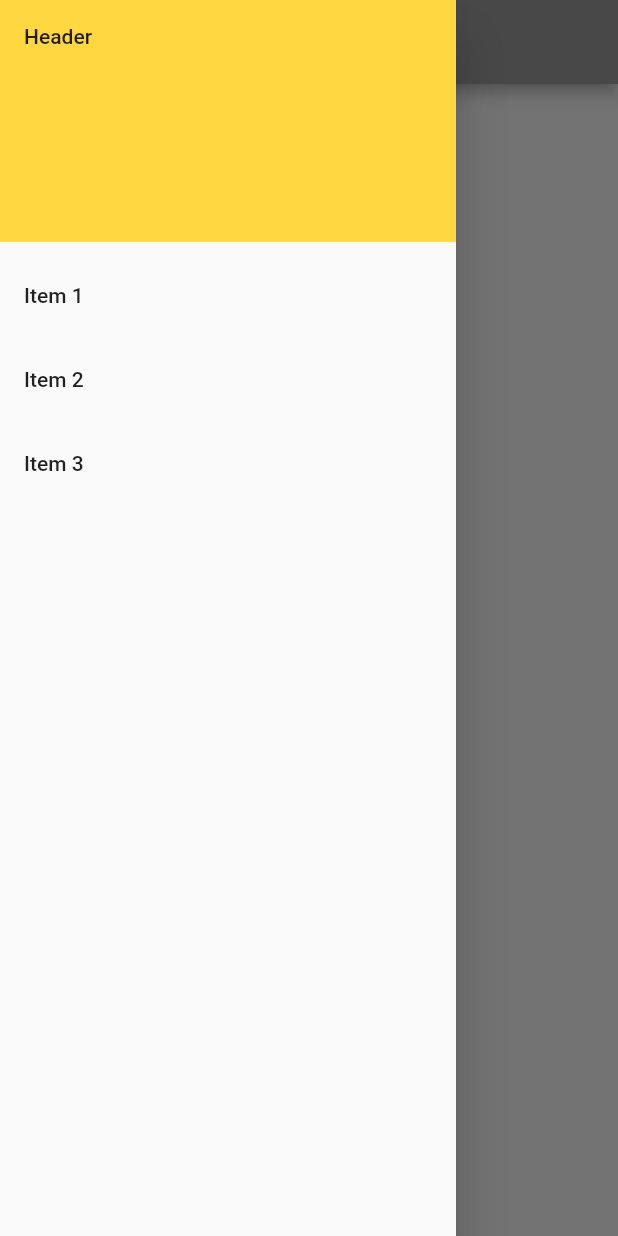
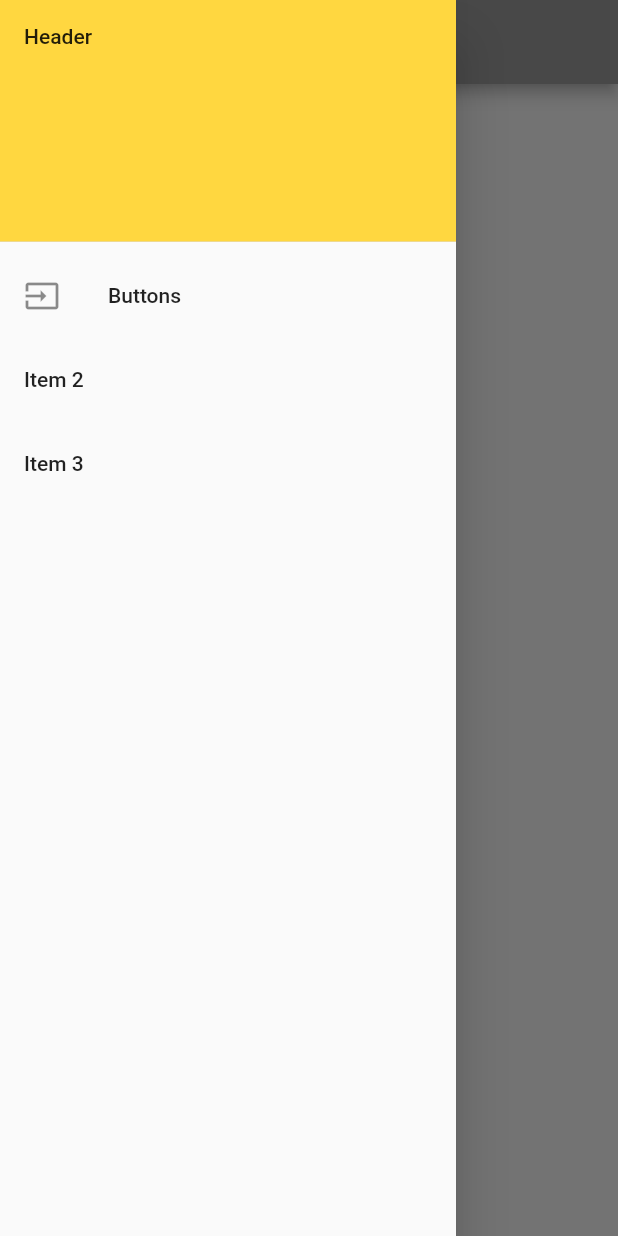
Before and after one commit to Adrieldf/allthewidgets, a Flutter app: the screen it shows after launch, with the side drawer open, on a phone screen of 412 x 824 dp. Run offline on Flutter 3.47's test engine with Material 2 defaults, Android fonts, the phone set to English and light mode, and no system bars.

Commit message:
buttons page

```diff
--- /dev/null
+++ b/lib/buttons/buttonsPage.dart
@@ -0,0 +1,14 @@
+
+import 'package:flutter/material.dart';
+
+class ButtonsPage extends StatelessWidget {
+  @override
+  Widget build(BuildContext context) {
+    return Scaffold(
+      appBar: AppBar(
+        title: Text("Buttons"),
+      ),
+      body: Text("buttons"),
+    );
+  }
+}
--- a/lib/main.dart
+++ b/lib/main.dart
@@ -1,3 +1,4 @@
+import 'package:allthewidgets/buttons/buttonsPage.dart';
 import 'package:flutter/material.dart';
 
 void main() => runApp(MyApp());
@@ -43,10 +44,10 @@ class _MyHomePageState extends State<MyHomePage> {
               ),
             ),
             ListTile(
-              title: Text("Item 1"),
+              leading: const Icon(Icons.input),
+              title: Text("Buttons"),
               onTap: () {
-                //stuff
-                Navigator.pop(context);
+                Navigator.push(context, MaterialPageRoute(builder: (context) => ButtonsPage()));
               },
             ),
             ListTile(
```
